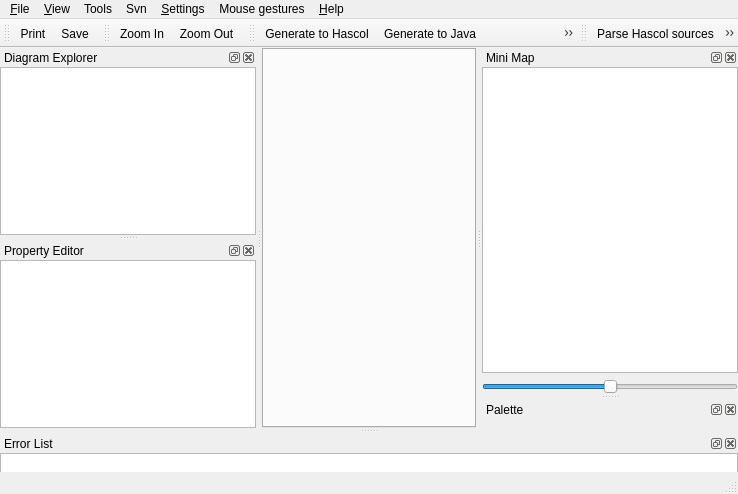
Above: unreal/trunk/qrgui/mainwindow/mainwindow.ui from qreal/qreal before the change. Below: the same form after it.
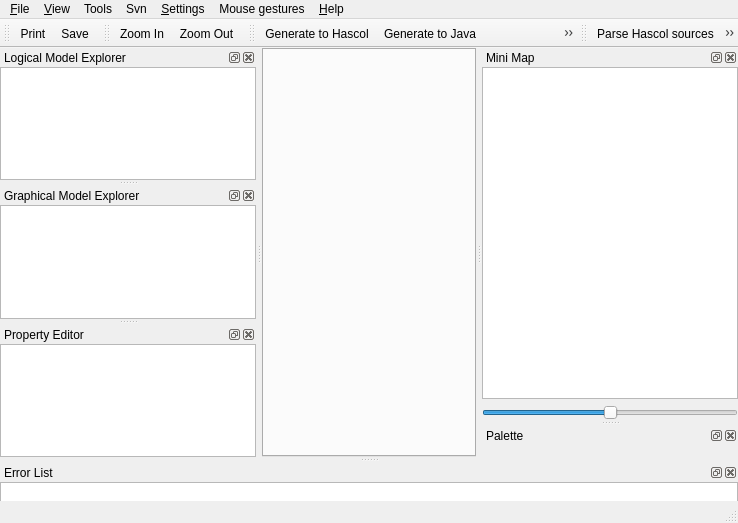
That is the form after the change. Icons and pictures are not drawn. Custom widgets are drawn as their Qt base class.

Commit message: Reintegrated with newAge branch. Refer to http://unreal.tepkom.ru/trac/wiki/LogicalAndGraphicalModels for the details about changes.

What changed in the file:
```diff
--- a/unreal/trunk/qrgui/mainwindow/mainwindow.ui
+++ b/unreal/trunk/qrgui/mainwindow/mainwindow.ui
@@ -7,7 +7,7 @@
     <x>0</x>
     <y>0</y>
     <width>738</width>
-    <height>494</height>
+    <height>523</height>
    </rect>
   </property>
   <property name="windowTitle">
@@ -120,40 +120,6 @@
    <addaction name="menuHelp"/>
   </widget>
   <widget class="QStatusBar" name="statusbar"/>
-  <widget class="QDockWidget" name="diagramDock">
-   <property name="allowedAreas">
-    <set>Qt::AllDockWidgetAreas</set>
-   </property>
-   <property name="windowTitle">
-    <string>Diagram Explorer</string>
-   </property>
-   <attribute name="dockWidgetArea">
-    <number>1</number>
-   </attribute>
-   <widget class="QWidget" name="dockWidgetContents_2">
-    <layout class="QHBoxLayout">
-     <property name="spacing">
-      <number>6</number>
-     </property>
-     <property name="margin">
-      <number>0</number>
-     </property>
-     <item>
-      <widget class="QTreeView" name="diagramExplorer">
-       <property name="contextMenuPolicy">
-        <enum>Qt::ActionsContextMenu</enum>
-       </property>
-       <property name="acceptDrops">
-        <bool>true</bool>
-       </property>
-       <property name="dragDropMode">
-        <enum>QAbstractItemView::DragDrop</enum>
-       </property>
-      </widget>
-     </item>
-    </layout>
-   </widget>
-  </widget>
   <widget class="QToolBar" name="fileToolbar">
    <property name="windowTitle">
     <string>File Toolbar</string>
@@ -242,33 +208,27 @@
    <addaction name="actionZoom_In"/>
    <addaction name="actionZoom_Out"/>
   </widget>
-  <widget class="QDockWidget" name="propertyDock">
+    <widget class="QDockWidget" name="logicalModelDock">
+   <property name="features">
+    <set>QDockWidget::AllDockWidgetFeatures</set>
+   </property>
    <property name="windowTitle">
-    <string>Property Editor</string>
+    <string>Logical Model Explorer</string>
    </property>
    <attribute name="dockWidgetArea">
     <number>1</number>
    </attribute>
-   <widget class="QWidget" name="dockWidgetContents">
-    <layout class="QVBoxLayout">
-     <property name="spacing">
-      <number>6</number>
-     </property>
-     <property name="margin">
-      <number>0</number>
-     </property>
+   <widget class="QWidget" name="dockWidgetContents_3">
+    <layout class="QVBoxLayout" name="verticalLayout">
      <item>
-      <widget class="QTableView" name="propertyEditor">
-       <property name="maximumSize">
-        <size>
-         <width>16777214</width>
-         <height>16777215</height>
-        </size>
+      <widget class="QTreeView" name="logicalModelExplorer">
+       <property name="contextMenuPolicy">
+        <enum>Qt::ActionsContextMenu</enum>
        </property>
-       <property name="alternatingRowColors">
+       <property name="acceptDrops">
         <bool>true</bool>
        </property>
-       <property name="showGrid">
+       <property name="dragEnabled">
         <bool>false</bool>
        </property>
       </widget>
@@ -348,6 +308,62 @@
     </widget>
    </widget>
   </widget>
+  <widget class="QDockWidget" name="graphicalModelDock">
+   <property name="windowTitle">
+    <string>Graphical Model Explorer</string>
+   </property>
+   <attribute name="dockWidgetArea">
+    <number>1</number>
+   </attribute>
+   <widget class="QWidget" name="dockWidgetContents_6">
+    <layout class="QHBoxLayout" name="horizontalLayout">
+     <item>
+      <widget class="QTreeView" name="graphicalModelExplorer">
+       <property name="contextMenuPolicy">
+        <enum>Qt::ActionsContextMenu</enum>
+       </property>
+       <property name="acceptDrops">
+        <bool>true</bool>
+       </property>
+      </widget>
+     </item>
+    </layout>
+   </widget>
+  </widget>
+  <widget class="QDockWidget" name="propertyDock">
+   <property name="windowTitle">
+    <string>Property Editor</string>
+   </property>
+   <attribute name="dockWidgetArea">
+    <number>1</number>
+   </attribute>
+   <widget class="QWidget" name="dockWidgetContents">
+    <layout class="QVBoxLayout">
+     <property name="spacing">
+      <number>6</number>
+     </property>
+     <property name="margin">
+      <number>0</number>
+     </property>
+     <item>
+      <widget class="QTableView" name="propertyEditor">
+       <property name="maximumSize">
+        <size>
+         <width>16777214</width>
+         <height>16777215</height>
+        </size>
+       </property>
+       <property name="alternatingRowColors">
+        <bool>true</bool>
+       </property>
+       <property name="showGrid">
+        <bool>false</bool>
+       </property>
+      </widget>
+     </item>
+    </layout>
+   </widget>
+  </widget>
   <action name="actionQuit">
    <property name="checkable">
     <bool>false</bool>
```
Left out of the diff: 14 changed lines with no effect on the pictures. The commit also changes 174 other files.
